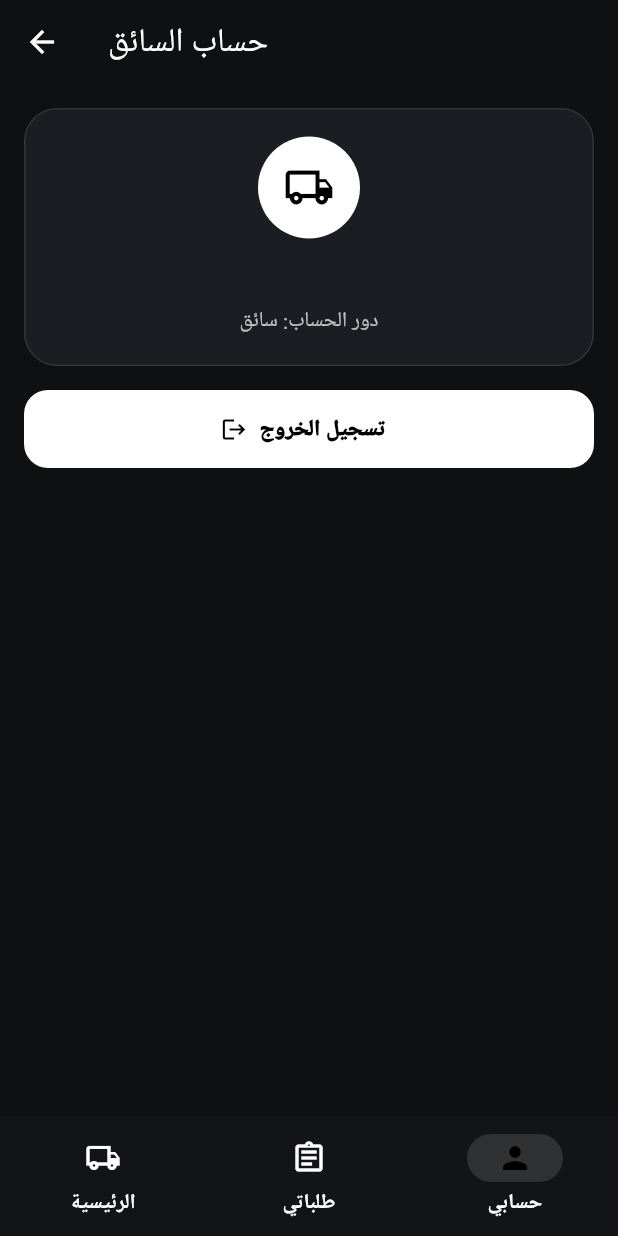
After one commit to Abu7ala2030/tashlih-app, a Flutter app: the DriverDashboardScreen screen opened directly, item 3 of the bottom bar chosen, after a tap on "تسجيل الخروج", on a phone screen of 412 x 824 dp. The commit adds this screen. Run offline on Flutter 3.47's test engine with Material 3 defaults, Android fonts, the phone set to English and light mode, and no system bars; our stand-ins replace cloud_firestore, firebase_auth, firebase_core, firebase_messaging, firebase_storage, flutter_local_notifications and 3 more; accounts and stored records are empty.

Commit message:
feat: add driver role and driver dashboard

```diff
--- a/lib/features/auth/simple_login_screen.dart
+++ b/lib/features/auth/simple_login_screen.dart
@@ -49,10 +49,7 @@ class _SimpleLoginScreenState extends State<SimpleLoginScreen> {
       ScaffoldMessenger.of(context).showSnackBar(
         SnackBar(content: Text(auth.errorMessage!)),
       );
-    return;
     }
-
-  // ❌ لا يوجد Navigator هنا
   }
 
   @override
@@ -84,6 +81,7 @@ class _SimpleLoginScreenState extends State<SimpleLoginScreen> {
                 items: const [
                   DropdownMenuItem(value: 'customer', child: Text('عميل')),
                   DropdownMenuItem(value: 'worker', child: Text('عامل')),
+                  DropdownMenuItem(value: 'driver', child: Text('سائق')),
                 ],
                 onChanged: (v) {
                   if (v != null) setState(() => selectedRole = v);
@@ -96,16 +94,32 @@ class _SimpleLoginScreenState extends State<SimpleLoginScreen> {
               child: FilledButton(
                 onPressed: auth.isLoading ? null : _submit,
                 child: auth.isLoading
-                    ? const CircularProgressIndicator()
+                    ? const SizedBox(
+                        width: 22,
+                        height: 22,
+                        child: CircularProgressIndicator(strokeWidth: 2),
+                      )
                     : Text(isRegister ? 'إنشاء الحساب' : 'دخول'),
               ),
             ),
+            const SizedBox(height: 8),
             TextButton(
               onPressed: () => setState(() => isRegister = !isRegister),
               child: Text(
-                isRegister
-                    ? 'عندي حساب بالفعل'
-                    : 'إنشاء حساب جديد',
+                isRegister ? 'عندي حساب بالفعل' : 'إنشاء حساب جديد',
+              ),
+            ),
+            if (isRegister)
+              const Padding(
+                padding: EdgeInsets.only(top: 8),
+                child: Text(
+                  'ملاحظة: تسجيل السائق من داخل التطبيق مناسب حاليًا للاختبار. لاحقًا الأفضل إنشاء حساب السائق من الإدارة فقط.',
+                  textAlign: TextAlign.center,
+                  style: TextStyle(
+                    color: Colors.white70,
+                    fontSize: 12,
+                    height: 1.5,
+                  ),
                 ),
               ),
           ],
--- /dev/null
+++ b/lib/features/driver/dashboard/driver_dashboard_screen.dart
@@ -0,0 +1,550 @@
+import 'package:flutter/material.dart';
+import 'package:provider/provider.dart';
+
+import '../../../core/widgets/app_gradient_background.dart';
+import '../../../core/widgets/stat_card.dart';
+import '../../../providers/auth_provider.dart';
+import '../../../providers/request_provider.dart';
+
+class DriverDashboardScreen extends StatefulWidget {
+  const DriverDashboardScreen({super.key});
+
+  @override
+  State<DriverDashboardScreen> createState() => _DriverDashboardScreenState();
+}
+
+class _DriverDashboardScreenState extends State<DriverDashboardScreen> {
+  int _currentIndex = 0;
+
+  @override
+  Widget build(BuildContext context) {
+    final pages = [
+      const _DriverOverviewTab(),
+      const _DriverAssignedOrdersTab(),
+      const _DriverProfileTab(),
+    ];
+
+    return Scaffold(
+      body: IndexedStack(
+        index: _currentIndex,
+        children: pages,
+      ),
+      bottomNavigationBar: NavigationBar(
+        selectedIndex: _currentIndex,
+        onDestinationSelected: (index) {
+          setState(() => _currentIndex = index);
+        },
+        destinations: const [
+          NavigationDestination(
+            icon: Icon(Icons.local_shipping_outlined),
+            selectedIcon: Icon(Icons.local_shipping),
+            label: 'الرئيسية',
+          ),
+          NavigationDestination(
+            icon: Icon(Icons.assignment_outlined),
+            selectedIcon: Icon(Icons.assignment),
+            label: 'طلباتي',
+          ),
+          NavigationDestination(
+            icon: Icon(Icons.person_outline),
+            selectedIcon: Icon(Icons.person),
+            label: 'حسابي',
+          ),
+        ],
+      ),
+    );
+  }
+}
+
+class _DriverOverviewTab extends StatelessWidget {
+  const _DriverOverviewTab();
+
+  bool _belongsToDriver(Map<String, dynamic> request, String currentUserId) {
+    final assignedDriverId =
+        (request['assignedDriverId'] ?? '').toString().trim();
+    final driverId = (request['driverId'] ?? '').toString().trim();
+
+    return assignedDriverId == currentUserId || driverId == currentUserId;
+  }
+
+  @override
+  Widget build(BuildContext context) {
+    final auth = context.watch<AuthProvider>();
+    final provider = context.watch<RequestProvider>();
+    final currentUserId = auth.uid ?? '';
+
+    final driverRequests = provider.requests
+        .where((request) => _belongsToDriver(request, currentUserId))
+        .toList();
+
+    final pendingPickup = driverRequests.where((request) {
+      final deliveryStatus =
+          (request['deliveryStatus'] ?? '').toString().trim();
+      return deliveryStatus.isEmpty || deliveryStatus == 'pending_pickup';
+    }).length;
+
+    final onTheWay = driverRequests.where((request) {
+      final deliveryStatus =
+          (request['deliveryStatus'] ?? '').toString().trim();
+      return deliveryStatus == 'picked_up' || deliveryStatus == 'on_the_way';
+    }).length;
+
+    final delivered = driverRequests.where((request) {
+      final deliveryStatus =
+          (request['deliveryStatus'] ?? '').toString().trim();
+      final status = (request['status'] ?? '').toString().trim();
+      return deliveryStatus == 'delivered' || status == 'delivered';
+    }).length;
+
+    return AppGradientBackground(
+      child: SafeArea(
+        child: CustomScrollView(
+          slivers: [
+            const SliverToBoxAdapter(
+              child: Padding(
+                padding: EdgeInsets.fromLTRB(16, 12, 16, 0),
+                child: Column(
+                  crossAxisAlignment: CrossAxisAlignment.start,
+                  children: [
+                    Text(
+                      'لوحة السائق',
+                      style: TextStyle(
+                        fontSize: 28,
+                        fontWeight: FontWeight.w900,
+                      ),
+                    ),
+                    SizedBox(height: 8),
+                    Text(
+                      'استلام الطلبات وتتبع التوصيل للعميل',
+                      style: TextStyle(
+                        color: Colors.white70,
+                        height: 1.5,
+                      ),
+                    ),
+                  ],
+                ),
+              ),
+            ),
+            SliverToBoxAdapter(
+              child: Padding(
+                padding: const EdgeInsets.fromLTRB(16, 18, 16, 0),
+                child: Container(
+                  padding: const EdgeInsets.all(18),
+                  decoration: BoxDecoration(
+                    borderRadius: BorderRadius.circular(24),
+                    gradient: const LinearGradient(
+                      colors: [Color(0xFF20252B), Color(0xFF171A1F)],
+                      begin: Alignment.topLeft,
+                      end: Alignment.bottomRight,
+                    ),
+                    border: Border.all(color: Colors.white10),
+                  ),
+                  child: const Column(
+                    crossAxisAlignment: CrossAxisAlignment.start,
+                    children: [
+                      Text(
+                        'جاهز للتوصيل',
+                        style: TextStyle(
+                          color: Colors.white70,
+                          fontWeight: FontWeight.w700,
+                        ),
+                      ),
+                      SizedBox(height: 8),
+                      Text(
+                        'هذه الشاشة مخصصة للسائق الداخلي المسؤول عن استلام القطعة وتوصيلها للعميل.',
+                        style: TextStyle(
+                          fontSize: 18,
+                          fontWeight: FontWeight.w900,
+                          height: 1.4,
+                        ),
+                      ),
+                    ],
+                  ),
+                ),
+              ),
+            ),
+            SliverToBoxAdapter(
+              child: Padding(
+                padding: const EdgeInsets.fromLTRB(16, 18, 16, 0),
+                child: Row(
+                  children: [
+                    Expanded(
+                      child: StatCard(
+                        label: 'طلبات السائق',
+                        value: driverRequests.length.toString(),
+                        icon: Icons.inventory_2_outlined,
+                      ),
+                    ),
+                    const SizedBox(width: 10),
+                    Expanded(
+                      child: StatCard(
+                        label: 'بانتظار الاستلام',
+                        value: pendingPickup.toString(),
+                        icon: Icons.store_mall_directory_outlined,
+                      ),
+                    ),
+                    const SizedBox(width: 10),
+                    Expanded(
+                      child: StatCard(
+                        label: 'في الطريق',
+                        value: onTheWay.toString(),
+                        icon: Icons.route_outlined,
+                      ),
+                    ),
+                  ],
+                ),
+              ),
+            ),
+            SliverToBoxAdapter(
+              child: Padding(
+                padding: const EdgeInsets.fromLTRB(16, 12, 16, 120),
+                child: Container(
+                  padding: const EdgeInsets.all(18),
+                  decoration: BoxDecoration(
+                    color: const Color(0xFF1A1D21),
+                    borderRadius: BorderRadius.circular(22),
+                    border: Border.all(color: Colors.white10),
+                  ),
+                  child: Column(
+                    children: [
+                      _SummaryRow(
+                        label: 'تم التسليم',
+                        value: delivered.toString(),
+                      ),
+                      _SummaryRow(
+                        label: 'الطلبات النشطة',
+                        value: (driverRequests.length - delivered).toString(),
+                        isLast: true,
+                      ),
+                    ],
+                  ),
+                ),
+              ),
+            ),
+          ],
+        ),
+      ),
+    );
+  }
+}
+
+class _DriverAssignedOrdersTab extends StatelessWidget {
+  const _DriverAssignedOrdersTab();
+
+  bool _belongsToDriver(Map<String, dynamic> request, String currentUserId) {
+    final assignedDriverId =
+        (request['assignedDriverId'] ?? '').toString().trim();
+    final driverId = (request['driverId'] ?? '').toString().trim();
+
+    return assignedDriverId == currentUserId || driverId == currentUserId;
+  }
+
+  String _deliveryStatusText(Map<String, dynamic> request) {
+    final deliveryStatus =
+        (request['deliveryStatus'] ?? '').toString().trim();
+    final status = (request['status'] ?? '').toString().trim();
+
+    switch (deliveryStatus) {
+      case 'pending_pickup':
+        return 'بانتظار الاستلام';
+      case 'picked_up':
+        return 'تم الاستلام';
+      case 'on_the_way':
+        return 'في الطريق';
+      case 'delivered':
+        return 'تم التسليم';
+      default:
+        if (status == 'assigned') return 'جاهز للتكليف';
+        if (status == 'shipped') return 'قيد التوصيل';
+        if (status == 'delivered') return 'تم التسليم';
+        return 'قيد المعالجة';
+    }
+  }
+
+  Color _deliveryStatusColor(Map<String, dynamic> request) {
+    final deliveryStatus =
+        (request['deliveryStatus'] ?? '').toString().trim();
+    final status = (request['status'] ?? '').toString().trim();
+
+    switch (deliveryStatus) {
+      case 'pending_pickup':
+        return Colors.orange;
+      case 'picked_up':
+        return Colors.teal;
+      case 'on_the_way':
+        return Colors.indigo;
+      case 'delivered':
+        return Colors.green;
+      default:
+        if (status == 'delivered') return Colors.green;
+        if (status == 'assigned' || status == 'shipped') return Colors.orange;
+        return Colors.grey;
+    }
+  }
+
+  @override
+  Widget build(BuildContext context) {
+    final auth = context.watch<AuthProvider>();
+    final provider = context.watch<RequestProvider>();
+    final currentUserId = auth.uid ?? '';
+
+    final driverRequests = provider.requests
+        .where((request) => _belongsToDriver(request, currentUserId))
+        .toList();
+
+    if (driverRequests.isEmpty) {
+      return const Scaffold(
+        body: Center(
+          child: Padding(
+            padding: EdgeInsets.all(24),
+            child: Text(
+              'لا توجد طلبات مسندة للسائق حاليًا',
+              textAlign: TextAlign.center,
+              style: TextStyle(
+                fontSize: 18,
+                fontWeight: FontWeight.w700,
+              ),
+            ),
+          ),
+        ),
+      );
+    }
+
+    return Scaffold(
+      appBar: AppBar(
+        title: const Text('طلبات السائق'),
+      ),
+      body: ListView.separated(
+        padding: const EdgeInsets.all(16),
+        itemCount: driverRequests.length,
+        separatorBuilder: (_, __) => const SizedBox(height: 12),
+        itemBuilder: (context, index) {
+          final request = driverRequests[index];
+          final partName = (request['partName'] ?? 'طلب بدون اسم').toString();
+          final vehicle =
+              '${request['vehicleMake'] ?? ''} ${request['vehicleModel'] ?? ''} ${request['vehicleYear'] ?? ''}'
+                  .trim();
+          final deliveryAddress =
+              (request['deliveryAddress'] ?? '').toString().trim();
+          final customerPhone = (request['phone'] ?? '').toString().trim();
+          final statusText = _deliveryStatusText(request);
+          final statusColor = _deliveryStatusColor(request);
+
+          return Container(
+            padding: const EdgeInsets.all(16),
+            decoration: BoxDecoration(
+              color: const Color(0xFF1A1D21),
+              borderRadius: BorderRadius.circular(20),
+              border: Border.all(color: Colors.white10),
+            ),
+            child: Column(
+              crossAxisAlignment: CrossAxisAlignment.start,
+              children: [
+                Row(
+                  children: [
+                    Expanded(
+                      child: Text(
+                        partName,
+                        style: const TextStyle(
+                          fontSize: 18,
+                          fontWeight: FontWeight.w900,
+                        ),
+                      ),
+                    ),
+                    Container(
+                      padding: const EdgeInsets.symmetric(
+                        horizontal: 10,
+                        vertical: 6,
+                      ),
+                      decoration: BoxDecoration(
+                        color: statusColor.withOpacity(.18),
+                        borderRadius: BorderRadius.circular(999),
+                      ),
+                      child: Text(
+                        statusText,
+                        style: TextStyle(
+                          color: statusColor,
+                          fontWeight: FontWeight.w800,
+                          fontSize: 12,
+                        ),
+                      ),
+                    ),
+                  ],
+                ),
+                const SizedBox(height: 12),
+                _DriverInfoRow(
+                  label: 'المركبة',
+                  value: vehicle.isEmpty ? '-' : vehicle,
+                ),
+                _DriverInfoRow(
+                  label: 'عنوان العميل',
+                  value: deliveryAddress.isEmpty ? 'غير محدد' : deliveryAddress,
+                ),
+                _DriverInfoRow(
+                  label: 'هاتف العميل',
+                  value: customerPhone.isEmpty ? 'غير متوفر' : customerPhone,
+                  isLast: true,
+                ),
+              ],
+            ),
+          );
+        },
+      ),
+    );
+  }
+}
+
+class _DriverProfileTab extends StatelessWidget {
+  const _DriverProfileTab();
+
+  @override
+  Widget build(BuildContext context) {
+    final auth = context.watch<AuthProvider>();
+    final user = auth.currentUser;
+
+    return Scaffold(
+      appBar: AppBar(
+        title: const Text('حساب السائق'),
+      ),
+      body: ListView(
+        padding: const EdgeInsets.all(16),
+        children: [
+          Container(
+            padding: const EdgeInsets.all(18),
+            decoration: BoxDecoration(
+              color: const Color(0xFF1A1D21),
+              borderRadius: BorderRadius.circular(22),
+              border: Border.all(color: Colors.white10),
+            ),
+            child: Column(
+              children: [
+                const CircleAvatar(
+                  radius: 34,
+                  child: Icon(Icons.local_shipping_outlined, size: 34),
+                ),
+                const SizedBox(height: 14),
+                Text(
+                  (user?.email ?? 'driver@tashlih.app').toString(),
+                  style: const TextStyle(
+                    fontSize: 16,
+                    fontWeight: FontWeight.w800,
+                  ),
+                ),
+                const SizedBox(height: 8),
+                const Text(
+                  'دور الحساب: سائق',
+                  style: TextStyle(color: Colors.white70),
+                ),
+              ],
+            ),
+          ),
+          const SizedBox(height: 16),
+          FilledButton.icon(
+            onPressed: auth.isLoading
+                ? null
+                : () async {
+                    await context.read<AuthProvider>().signOut();
+                  },
+            icon: const Icon(Icons.logout),
+            label: const Text('تسجيل الخروج'),
+          ),
+        ],
+      ),
+    );
+  }
+}
+
+class _SummaryRow extends StatelessWidget {
+  final String label;
+  final String value;
+  final bool isLast;
+
+  const _SummaryRow({
+    required this.label,
+    required this.value,
+    this.isLast = false,
+  });
+
+  @override
+  Widget build(BuildContext context) {
+    return Container(
+      padding: const EdgeInsets.symmetric(vertical: 13),
+      decoration: BoxDecoration(
+        border: isLast
+            ? null
+            : Border(
+                bottom: BorderSide(color: Colors.white.withOpacity(.08)),
+              ),
+      ),
+      child: Row(
+        children: [
+          Expanded(
+            child: Text(
+              label,
+              style: const TextStyle(
+                color: Colors.white70,
+                fontWeight: FontWeight.w700,
+              ),
+            ),
+          ),
+          Text(
+            value,
+            style: const TextStyle(
+              fontWeight: FontWeight.w900,
+              fontSize: 16,
+            ),
+          ),
+        ],
+      ),
+    );
+  }
+}
+
+class _DriverInfoRow extends StatelessWidget {
+  final String label;
+  final String value;
+  final bool isLast;
+
+  const _DriverInfoRow({
+    required this.label,
+    required this.value,
+    this.isLast = false,
+  });
+
+  @override
+  Widget build(BuildContext context) {
+    return Container(
+      padding: const EdgeInsets.symmetric(vertical: 9),
+      decoration: BoxDecoration(
+        border: isLast
+            ? null
+            : Border(
+                bottom: BorderSide(color: Colors.white.withOpacity(.08)),
+              ),
+      ),
+      child: Row(
+        children: [
+          Expanded(
+            child: Text(
+              label,
+              style: const TextStyle(
+                color: Colors.white70,
+                fontWeight: FontWeight.w700,
+              ),
+            ),
+          ),
+          const SizedBox(width: 12),
+          Expanded(
+            child: Text(
+              value,
+              textAlign: TextAlign.end,
+              style: const TextStyle(
+                fontWeight: FontWeight.w800,
+              ),
+            ),
+          ),
+        ],
+      ),
+    );
+  }
+}
--- a/lib/features/session/session_gate.dart
+++ b/lib/features/session/session_gate.dart
@@ -5,6 +5,7 @@ import '../../providers/auth_provider.dart';
 import '../admin/dashboard/admin_dashboard_screen.dart';
 import '../auth/simple_login_screen.dart';
 import '../customer/home/customer_home_screen.dart';
+import '../driver/dashboard/driver_dashboard_screen.dart';
 import '../worker/dashboard/worker_dashboard_screen.dart';
 
 class SessionGate extends StatelessWidget {
@@ -39,6 +40,9 @@ class SessionGate extends StatelessWidget {
       case 'worker':
         return const WorkerDashboardScreen();
 
+      case 'driver':
+        return const DriverDashboardScreen();
+
       case 'customer':
       default:
         return const CustomerHomeScreen();
```
Lines whose indentation alone changed are shown as unchanged.
